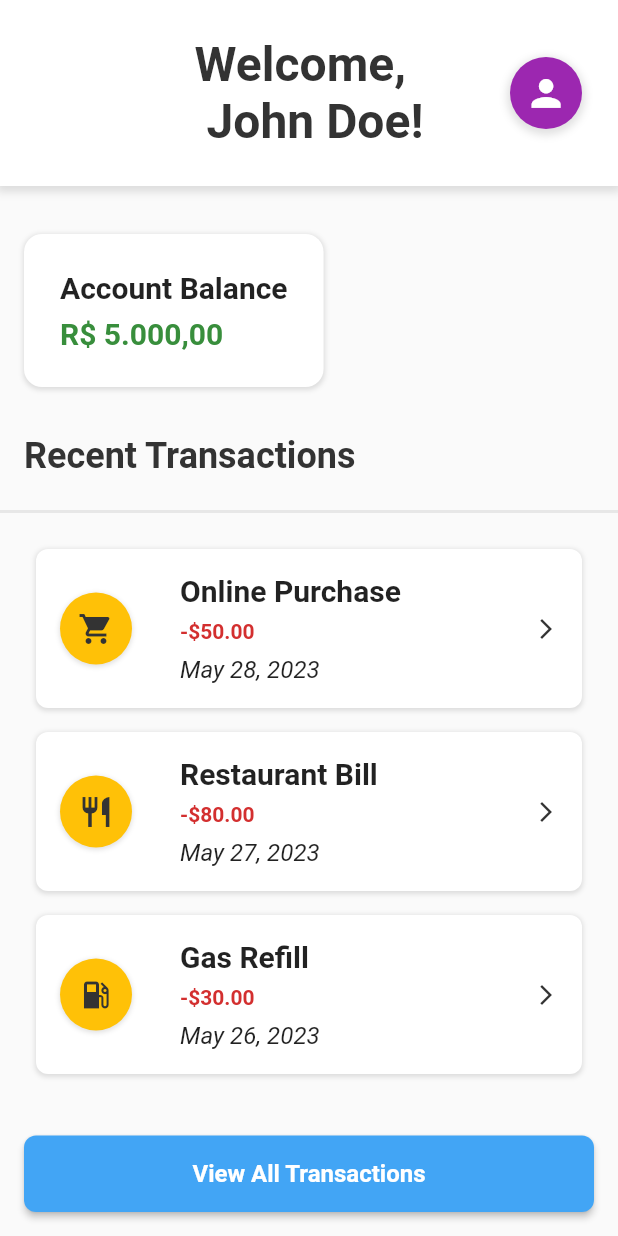
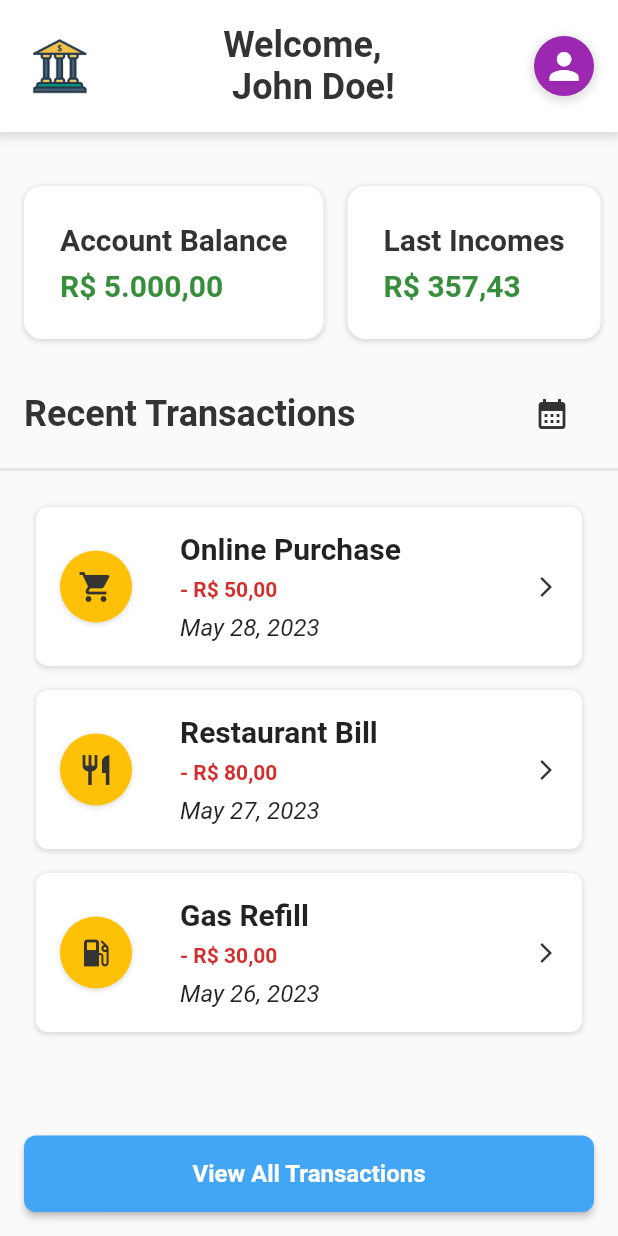
Before and after one commit to JKRC/flutter_design_system_example, a Flutter app: the BankAppPage widget shown alone on an empty page, opened directly, on a phone screen of 412 x 824 dp. Run offline on Flutter 3.47's test engine with Material 2 defaults, Android fonts, the phone set to English and light mode, and no system bars.

Commit message:
feat: completing home

```diff
--- a/lib/pages/feature_page.dart
+++ b/lib/pages/feature_page.dart
@@ -21,17 +21,32 @@ class BankAppPage extends StatelessWidget {
           crossAxisAlignment: CrossAxisAlignment.start,
           children: [
             Container(
-              padding: const EdgeInsets.all(DsSpacing.large),
+              padding: const EdgeInsets.all(DsSpacing.medium),
               decoration: BoxDecoration(
                 color: DsColor.surface,
                 boxShadow: [DsShadows.medium],
               ),
               child: Stack(
                 children: [
+                  const Positioned(
+                    left: 0,
+                    top: 0,
+                    bottom: 0,
+                    child: Align(
+                      child: Image(
+                        image: AssetImage(
+                          'assets/images/flutter_bank_logo.png',
+                        ),
+                        fit: BoxFit.fill,
+                        height: DsSizing.largest,
+                        width: DsSizing.largest,
+                      ),
+                    ),
+                  ),
                   Center(
                     child: Text(
                       'Welcome,\n John Doe!',
-                      style: DsTextStyle.heading1.copyWith(
+                      style: DsTextStyle.heading2.copyWith(
                         color: DsColor.onBackground,
                       ),
                     ),
@@ -46,39 +61,44 @@ class BankAppPage extends StatelessWidget {
               ),
             ),
             const SizedBox(height: DsSpacing.extraLarge),
-            Container(
-              padding: const EdgeInsets.all(DsSpacing.large),
-              margin: const EdgeInsets.symmetric(horizontal: DsSpacing.medium),
-              decoration: BoxDecoration(
-                borderRadius: BorderRadius.circular(DsBorderRadius.large),
-                color: DsColor.surface,
-                boxShadow: [DsShadows.small],
-              ),
-              child: Column(
-                crossAxisAlignment: CrossAxisAlignment.start,
-                children: [
-                  const Text(
-                    'Account Balance',
-                    style: DsTextStyle.heading3,
+            SingleChildScrollView(
+              scrollDirection: Axis.horizontal,
+              child: Row(
+                children: const [
+                  SizedBox(width: DsSpacing.medium),
+                  _AmountCard(
+                    title: 'Account Balance',
+                    amount: 'R\$ 5.000,00',
                   ),
-                  const SizedBox(height: DsSpacing.small),
-                  Text(
-                    'R\$ 5.000,00',
-                    style: DsTextStyle.heading3.copyWith(
-                      color: DsColor.successDark,
-                    ),
+                  SizedBox(width: DsSpacing.medium),
+                  _AmountCard(
+                    title: 'Last Incomes',
+                    amount: 'R\$ 357,43',
                   ),
+                  SizedBox(width: DsSpacing.medium),
                 ],
               ),
             ),
             const SizedBox(height: DsSpacing.extraLarge),
             Padding(
               padding: const EdgeInsets.symmetric(horizontal: DsSpacing.medium),
-              child: Text(
-                'Recent Transactions',
-                style: DsTextStyle.heading2.copyWith(
-                  color: DsColor.onBackground,
-                ),
+              child: Row(
+                mainAxisAlignment: MainAxisAlignment.spaceBetween,
+                children: [
+                  Text(
+                    'Recent Transactions',
+                    style: DsTextStyle.heading2.copyWith(
+                      color: DsColor.onBackground,
+                    ),
+                  ),
+                  const Padding(
+                    padding: EdgeInsets.symmetric(horizontal: DsSpacing.medium),
+                    child: Icon(
+                      Icons.calendar_month,
+                      color: DsColor.onBackground,
+                    ),
+                  ),
+                ],
               ),
             ),
             const SizedBox(height: DsSpacing.large),
@@ -94,21 +114,21 @@ class BankAppPage extends StatelessWidget {
                   _TransactionCard(
                     icon: Icons.shopping_cart,
                     title: 'Online Purchase',
-                    amount: '-\$50.00',
+                    amount: '- R\$ 50,00',
                     date: 'May 28, 2023',
                   ),
                   SizedBox(height: DsSpacing.medium),
                   _TransactionCard(
                     icon: Icons.restaurant,
                     title: 'Restaurant Bill',
-                    amount: '-\$80.00',
+                    amount: '- R\$ 80,00',
                     date: 'May 27, 2023',
                   ),
                   SizedBox(height: DsSpacing.medium),
                   _TransactionCard(
                     icon: Icons.local_gas_station,
                     title: 'Gas Refill',
-                    amount: '-\$30.00',
+                    amount: '- R\$ 30,00',
                     date: 'May 26, 2023',
                   ),
                   SizedBox(height: DsSpacing.extraLarge * 3),
@@ -132,6 +152,48 @@ class BankAppPage extends StatelessWidget {
           ),
         ),
       ],
+    );
+  }
+}
+
+class _AmountCard extends StatelessWidget {
+  final String title;
+  final String amount;
+  const _AmountCard({
+    required this.title,
+    required this.amount,
+  });
+
+  @override
+  Widget build(BuildContext context) {
+    return Container(
+      padding: const EdgeInsets.all(DsSpacing.large),
+      margin: const EdgeInsets.symmetric(
+        vertical: DsSpacing.extraSmall,
+      ),
+      decoration: BoxDecoration(
+        borderRadius: BorderRadius.circular(DsBorderRadius.large),
+        color: DsColor.surface,
+        boxShadow: [DsShadows.small],
+      ),
+      child: Column(
+        crossAxisAlignment: CrossAxisAlignment.start,
+        children: [
+          Text(
+            title,
+            style: DsTextStyle.heading3.copyWith(
+              color: DsColor.onBackground,
+            ),
+          ),
+          const SizedBox(height: DsSpacing.small),
+          Text(
+            amount,
+            style: DsTextStyle.heading3.copyWith(
+              color: DsColor.successDark,
+            ),
+          ),
+        ],
+      ),
     );
   }
 }
@@ -219,8 +281,8 @@ class _ProfileImage extends StatelessWidget {
   @override
   Widget build(BuildContext context) {
     return Container(
-      width: DsSizing.largest,
-      height: DsSizing.largest,
+      width: DsSizing.larger,
+      height: DsSizing.larger,
       decoration: BoxDecoration(
         color: DsColor.tertiary,
         boxShadow: [DsShadows.medium],
--- a/pubspec.yaml
+++ b/pubspec.yaml
@@ -59,9 +59,8 @@ flutter:
   uses-material-design: true
 
   # To add assets to your application, add an assets section, like this:
-  # assets:
-  #   - images/a_dot_burr.jpeg
-  #   - images/a_dot_ham.jpeg
+  assets:
+    - assets/images/
 
   # An image asset can refer to one or more resolution-specific "variants", see
   # https://flutter.dev/assets-and-images/#resolution-aware
```
Also changed, not shown: assets/images/flutter_bank_logo.png (added).
